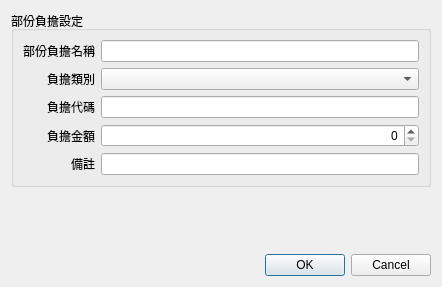
Qt form ui/dialog_input_share.ui (picacat/pyMedical) before a commit.
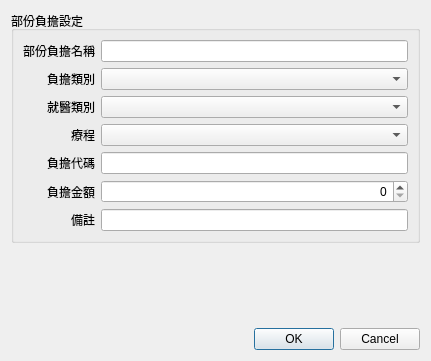
The same form after that commit.

What changed in the file:
```diff
--- a/ui/dialog_input_share.ui
+++ b/ui/dialog_input_share.ui
@@ -9,8 +9,8 @@
    <rect>
     <x>0</x>
     <y>0</y>
-    <width>442</width>
-    <height>287</height>
+    <width>431</width>
+    <height>361</height>
    </rect>
   </property>
   <property name="sizePolicy">
@@ -32,23 +32,49 @@
       <string>部份負擔設定</string>
      </property>
      <layout class="QGridLayout" name="gridLayout">
-      <item row="3" column="0">
-       <widget class="QLabel" name="label_5">
+      <item row="4" column="0">
+       <widget class="QLabel" name="label_2">
         <property name="text">
-         <string>負擔金額</string>
+         <string>負擔代碼</string>
         </property>
         <property name="alignment">
          <set>Qt::AlignRight|Qt::AlignTrailing|Qt::AlignVCenter</set>
         </property>
        </widget>
       </item>
+      <item row="1" column="0">
+       <widget class="QLabel" name="label_3">
+        <property name="text">
+         <string>負擔類別</string>
+        </property>
+        <property name="alignment">
+         <set>Qt::AlignRight|Qt::AlignTrailing|Qt::AlignVCenter</set>
+        </property>
+       </widget>
+      </item>
+      <item row="4" column="1">
+       <widget class="QLineEdit" name="lineEdit_ins_code"/>
+      </item>
       <item row="0" column="1">
        <widget class="QLineEdit" name="lineEdit_item_name"/>
       </item>
-      <item row="2" column="1">
-       <widget class="QLineEdit" name="lineEdit_ins_code"/>
+      <item row="6" column="1">
+       <widget class="QLineEdit" name="lineEdit_remark"/>
       </item>
-      <item row="3" column="1">
+      <item row="1" column="1">
+       <widget class="QComboBox" name="comboBox_share_type"/>
+      </item>
+      <item row="2" column="0">
+       <widget class="QLabel" name="label_treat_type">
+        <property name="text">
+         <string>就醫類別</string>
+        </property>
+        <property name="alignment">
+         <set>Qt::AlignRight|Qt::AlignTrailing|Qt::AlignVCenter</set>
+        </property>
+       </widget>
+      </item>
+      <item row="5" column="1">
        <widget class="QSpinBox" name="spinBox_amount">
         <property name="alignment">
          <set>Qt::AlignRight|Qt::AlignTrailing|Qt::AlignVCenter</set>
@@ -61,7 +87,17 @@
         </property>
        </widget>
       </item>
-      <item row="4" column="0">
+      <item row="5" column="0">
+       <widget class="QLabel" name="label_5">
+        <property name="text">
+         <string>負擔金額</string>
+        </property>
+        <property name="alignment">
+         <set>Qt::AlignRight|Qt::AlignTrailing|Qt::AlignVCenter</set>
+        </property>
+       </widget>
+      </item>
+      <item row="6" column="0">
        <widget class="QLabel" name="label_6">
         <property name="text">
          <string>備註</string>
@@ -71,19 +107,6 @@
         </property>
        </widget>
       </item>
-      <item row="4" column="1">
-       <widget class="QLineEdit" name="lineEdit_remark"/>
-      </item>
-      <item row="2" column="0">
-       <widget class="QLabel" name="label_2">
-        <property name="text">
-         <string>負擔代碼</string>
-        </property>
-        <property name="alignment">
-         <set>Qt::AlignRight|Qt::AlignTrailing|Qt::AlignVCenter</set>
-        </property>
-       </widget>
-      </item>
       <item row="0" column="0" alignment="Qt::AlignLeft">
        <widget class="QLabel" name="label">
         <property name="sizePolicy">
@@ -106,18 +129,21 @@
         </property>
        </widget>
       </item>
-      <item row="1" column="0">
-       <widget class="QLabel" name="label_3">
+      <item row="2" column="1">
+       <widget class="QComboBox" name="comboBox_treat_type"/>
+      </item>
+      <item row="3" column="0">
+       <widget class="QLabel" name="label_course">
         <property name="text">
-         <string>負擔類別</string>
+         <string>療程</string>
         </property>
         <property name="alignment">
          <set>Qt::AlignRight|Qt::AlignTrailing|Qt::AlignVCenter</set>
         </property>
        </widget>
       </item>
-      <item row="1" column="1">
-       <widget class="QComboBox" name="comboBox_share_type"/>
+      <item row="3" column="1">
+       <widget class="QComboBox" name="comboBox_course"/>
       </item>
      </layout>
     </widget>
```
